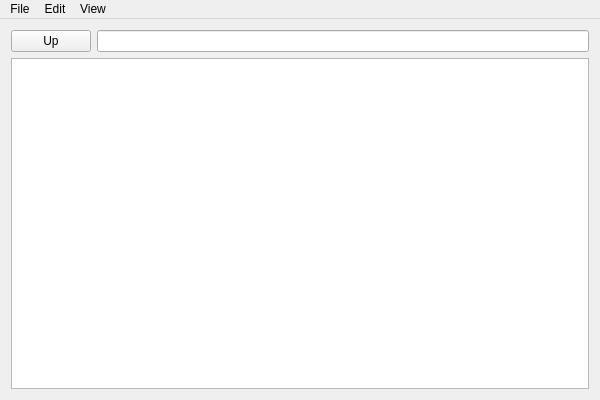
This is src/mainwindow.ui in harmattan/cuteexplorer as Qt 5 draws it before an edit. The edited form follows.
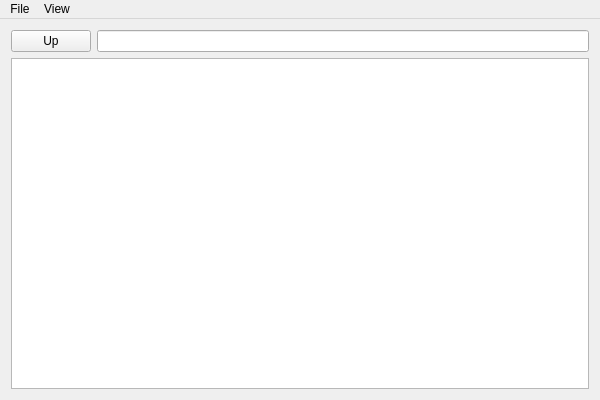
This is the edited form. Custom widgets are drawn as their Qt base class.

Commit message: Added context menu for filelistwidget Actions from edit menu moved to fileslistwidgets contextmenu

What changed in the file:
```diff
--- a/src/mainwindow.ui
+++ b/src/mainwindow.ui
@@ -69,16 +69,6 @@
      <height>21</height>
     </rect>
    </property>
-   <widget class="QMenu" name="menuEdit">
-    <property name="title">
-     <string>Edit</string>
-    </property>
-    <addaction name="actionRename"/>
-    <addaction name="actionCut"/>
-    <addaction name="actionCopy"/>
-    <addaction name="actionPaste"/>
-    <addaction name="actionDelete"/>
-   </widget>
    <widget class="QMenu" name="menuView">
     <property name="title">
      <string>View</string>
@@ -94,7 +84,6 @@
     <addaction name="actionExit"/>
    </widget>
    <addaction name="menuFile"/>
-   <addaction name="menuEdit"/>
    <addaction name="menuView"/>
   </widget>
   <action name="actionExit">
```
Left out of the diff: 3 changed lines with no effect on the pictures. The commit also changes 1 other file.
